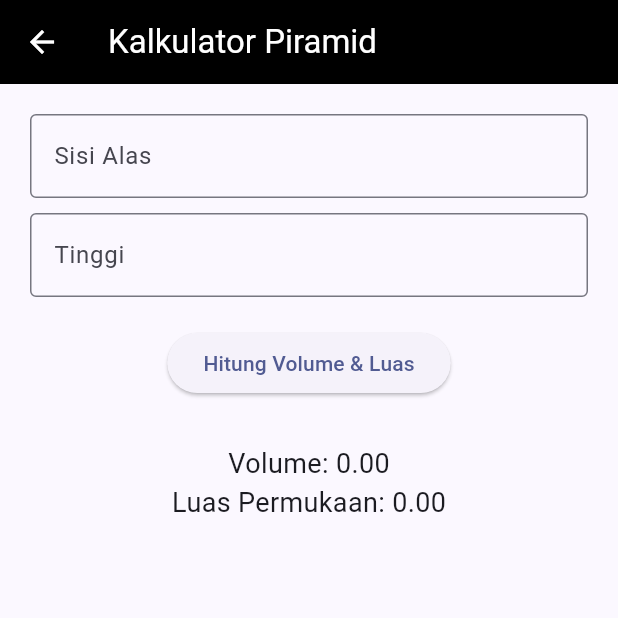
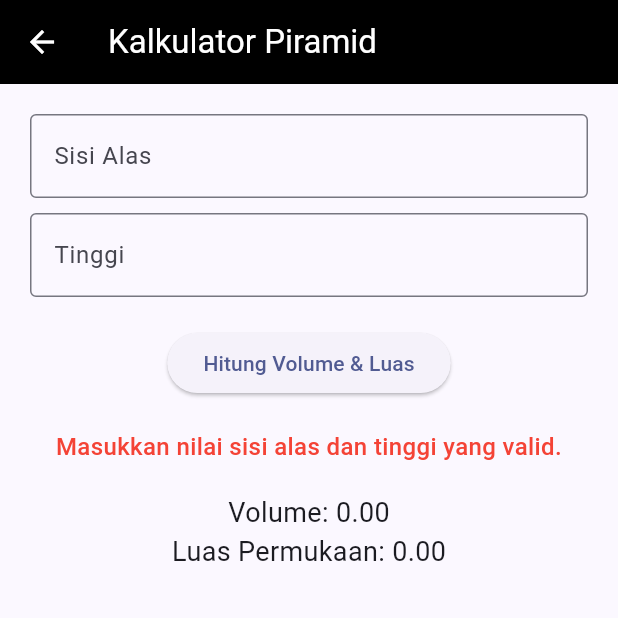
Before and after one commit to atlet12/Tugas-Kelompok-TPM, a Flutter app: the HitungPiramid screen opened directly, after a tap on "Hitung Volume & Luas", on a phone screen of 412 x 824 dp, the top half of it. Run offline on Flutter 3.47's test engine with Material 3 defaults, Android fonts, the phone set to English and light mode, and no system bars.

Commit message:
sedikit perubahan

```diff
--- a/tugaskelompok1/lib/pages/hitung_piramid.dart
+++ b/tugaskelompok1/lib/pages/hitung_piramid.dart
@@ -1,8 +1,10 @@
 import 'package:flutter/material.dart';
 import 'dart:math';
+import 'package:flutter/services.dart';
 
 class HitungPiramid extends StatefulWidget {
   const HitungPiramid({super.key});
+
   @override
   State<HitungPiramid> createState() => _HitungPiramidState();
 }
@@ -10,16 +12,47 @@ class HitungPiramid extends StatefulWidget {
 class _HitungPiramidState extends State<HitungPiramid> {
   final sController = TextEditingController();
   final tController = TextEditingController();
+
   double volume = 0, luas = 0;
+  String errorMessage = '';
 
   void hitung() {
     double s = double.tryParse(sController.text) ?? 0;
     double t = double.tryParse(tController.text) ?? 0;
+
+    // Validasi agar tidak boleh negatif
+    if (s < 0 || t < 0) {
+      setState(() {
+        errorMessage = "Nilai sisi alas dan tinggi tidak boleh negatif.";
+        volume = 0;
+        luas = 0;
+      });
+      return;
+    }
+
+    // Validasi agar tidak kosong / nol jika mau lebih aman
+    if (s == 0 || t == 0) {
+      setState(() {
+        errorMessage = "Masukkan nilai sisi alas dan tinggi yang valid.";
+        volume = 0;
+        luas = 0;
+      });
+      return;
+    }
+
     setState(() {
-      volume = (1/3) * (s * s) * t;
+      errorMessage = '';
+      volume = (1 / 3) * (s * s) * t;
       double tMiring = sqrt(pow(0.5 * s, 2) + pow(t, 2));
       luas = (s * s) + (4 * (0.5 * s * tMiring));
     });
+  }
+
+  @override
+  void dispose() {
+    sController.dispose();
+    tController.dispose();
+    super.dispose();
   }
 
   @override
@@ -30,14 +63,57 @@ class _HitungPiramidState extends State<HitungPiramid> {
         padding: const EdgeInsets.all(20),
         child: Column(
           children: [
-            TextField(controller: sController, decoration: const InputDecoration(labelText: "Sisi Alas", border: OutlineInputBorder())),
+            TextField(
+              controller: sController,
+              keyboardType: const TextInputType.numberWithOptions(decimal: true),
+              inputFormatters: [
+                FilteringTextInputFormatter.allow(RegExp(r'^\d*\.?\d*')),
+              ],
+              decoration: const InputDecoration(
+                labelText: "Sisi Alas",
+                border: OutlineInputBorder(),
+              ),
+            ),
             const SizedBox(height: 10),
-            TextField(controller: tController, decoration: const InputDecoration(labelText: "Tinggi", border: OutlineInputBorder())),
+            TextField(
+              controller: tController,
+              keyboardType: const TextInputType.numberWithOptions(decimal: true),
+              inputFormatters: [
+                FilteringTextInputFormatter.allow(RegExp(r'^\d*\.?\d*')),
+              ],
+              decoration: const InputDecoration(
+                labelText: "Tinggi",
+                border: OutlineInputBorder(),
+              ),
+            ),
             const SizedBox(height: 20),
-            ElevatedButton(onPressed: hitung, child: const Text("Hitung Volume & Luas")),
-            const SizedBox(height: 30),
-            Text("Volume: ${volume.toStringAsFixed(2)}", style: const TextStyle(fontSize: 18)),
-            Text("Luas Permukaan: ${luas.toStringAsFixed(2)}", style: const TextStyle(fontSize: 18)),
+            ElevatedButton(
+              onPressed: hitung,
+              child: const Text("Hitung Volume & Luas"),
+            ),
+            const SizedBox(height: 20),
+
+            if (errorMessage.isNotEmpty)
+              Text(
+                errorMessage,
+                style: const TextStyle(
+                  color: Colors.red,
+                  fontSize: 16,
+                  fontWeight: FontWeight.w500,
+                ),
+                textAlign: TextAlign.center,
+              ),
+
+            const SizedBox(height: 20),
+
+            Text(
+              "Volume: ${volume.toStringAsFixed(2)}",
+              style: const TextStyle(fontSize: 18),
+            ),
+            Text(
+              "Luas Permukaan: ${luas.toStringAsFixed(2)}",
+              style: const TextStyle(fontSize: 18),
+            ),
           ],
         ),
       ),
```
